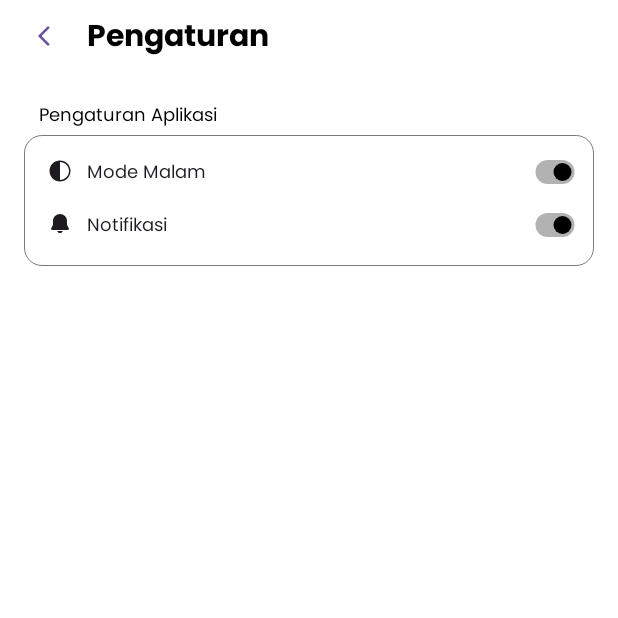
After one commit to memotions/android, an Android app built with Jetpack Compose: the composable SettingScreen shown on its own in the app's theme, on a phone screen of 412 x 824 dp, the top half of it. The commit adds this screen. Run offline under Robolectric (Android 15) with nearby library versions, the phone set to English and light mode, and no system bars; our stand-ins replace Dagger/Hilt's generated code.

Commit message:
feat: implement setting screen

```diff
--- a/app/src/main/java/com/memtionsandroid/memotions/ui/addjournal/AddJournalScreen.kt
+++ b/app/src/main/java/com/memtionsandroid/memotions/ui/addjournal/AddJournalScreen.kt
@@ -3,7 +3,6 @@ package com.memtionsandroid.memotions.ui.addjournal
 import androidx.compose.foundation.layout.Column
 import androidx.compose.foundation.layout.Spacer
 import androidx.compose.foundation.layout.fillMaxSize
-import androidx.compose.foundation.layout.imePadding
 import androidx.compose.foundation.rememberScrollState
 import androidx.compose.foundation.verticalScroll
 import androidx.compose.runtime.Composable
--- /dev/null
+++ b/app/src/main/java/com/memtionsandroid/memotions/ui/components/setting/AppBar.kt
@@ -0,0 +1,52 @@
+package com.memtionsandroid.memotions.ui.components.setting
+
+import androidx.compose.foundation.layout.Arrangement
+import androidx.compose.foundation.layout.Row
+import androidx.compose.foundation.layout.fillMaxWidth
+import androidx.compose.foundation.layout.size
+import androidx.compose.material3.Icon
+import androidx.compose.material3.Text
+import androidx.compose.material3.TextButton
+import androidx.compose.runtime.Composable
+import androidx.compose.ui.Alignment
+import androidx.compose.ui.Modifier
+import androidx.compose.ui.res.painterResource
+import androidx.compose.ui.text.TextStyle
+import androidx.compose.ui.text.font.FontWeight
+import androidx.compose.ui.unit.dp
+import androidx.compose.ui.unit.sp
+import com.memtionsandroid.memotions.R
+import com.memtionsandroid.memotions.ui.theme.Poppins
+
+@Composable
+fun AppBar(
+    title: String,
+    onBack: () -> Unit,
+) {
+    Row(
+        modifier = Modifier.fillMaxWidth(),
+        verticalAlignment = Alignment.CenterVertically,
+        horizontalArrangement = Arrangement.SpaceBetween
+    ) {
+        Row(
+            verticalAlignment = Alignment.CenterVertically,
+        ) {
+            TextButton(onClick = { onBack() }) {
+                Icon(
+                    painter = painterResource(id = R.drawable.ic_back),
+                    contentDescription = "Back Icon",
+                    modifier = Modifier.size(16.dp),
+                )
+            }
+
+            Text(
+                text = title,
+                style = TextStyle(
+                    fontSize = 20.sp,
+                    fontWeight = FontWeight.Bold,
+                    fontFamily = Poppins
+                ),
+            )
+        }
+    }
+}
--- /dev/null
+++ b/app/src/main/java/com/memtionsandroid/memotions/ui/components/setting/SettingSection.kt
@@ -0,0 +1,162 @@
+package com.memtionsandroid.memotions.ui.components.setting
+
+import androidx.compose.foundation.border
+import androidx.compose.foundation.layout.Arrangement
+import androidx.compose.foundation.layout.Column
+import androidx.compose.foundation.layout.Row
+import androidx.compose.foundation.layout.Spacer
+import androidx.compose.foundation.layout.fillMaxWidth
+import androidx.compose.foundation.layout.height
+import androidx.compose.foundation.layout.padding
+import androidx.compose.foundation.layout.size
+import androidx.compose.foundation.layout.width
+import androidx.compose.foundation.shape.RoundedCornerShape
+import androidx.compose.material3.CardDefaults
+import androidx.compose.material3.ElevatedCard
+import androidx.compose.material3.Icon
+import androidx.compose.material3.Switch
+import androidx.compose.material3.SwitchDefaults
+import androidx.compose.material3.Text
+import androidx.compose.runtime.Composable
+import androidx.compose.runtime.MutableState
+import androidx.compose.runtime.getValue
+import androidx.compose.runtime.mutableStateOf
+import androidx.compose.runtime.remember
+import androidx.compose.runtime.setValue
+import androidx.compose.ui.Modifier
+import androidx.compose.ui.draw.scale
+import androidx.compose.ui.graphics.Color
+import androidx.compose.ui.res.painterResource
+import androidx.compose.ui.text.TextStyle
+import androidx.compose.ui.tooling.preview.Preview
+import androidx.compose.ui.unit.dp
+import androidx.compose.ui.unit.sp
+import com.memtionsandroid.memotions.R
+import com.memtionsandroid.memotions.ui.theme.Poppins
+
+@Composable
+fun SettingSection(
+    title: String,
+    checkedDarkModeState: MutableState<Boolean>,
+    checkedNotificationState: MutableState<Boolean>,
+) {
+    Column(
+        modifier = Modifier
+            .padding(start = 16.dp, end = 16.dp, top = 0.dp, bottom = 16.dp)
+            .fillMaxWidth(),
+    ) {
+        Row(
+            modifier = Modifier.fillMaxWidth(),
+            horizontalArrangement = Arrangement.SpaceBetween
+        ) {
+            Text(
+                text = title,
+                style = TextStyle(
+                    fontFamily = Poppins,
+                    fontSize = 12.sp,
+                    color = Color.Black
+                ),
+                modifier = Modifier.padding(bottom = 5.dp, start = 10.dp)
+            )
+            Spacer(modifier = Modifier.weight(1f))
+        }
+
+        ElevatedCard(
+            elevation = CardDefaults.cardElevation(
+                defaultElevation = 0.dp
+            ),
+            shape = RoundedCornerShape(12.dp),
+            colors = CardDefaults.cardColors(containerColor = Color.White),
+            modifier = Modifier
+                .border(
+                    width = 0.4.dp,
+                    color = Color(0xFF7D7A78),
+                    shape = RoundedCornerShape(12.dp)
+                )
+        ) {
+            Column(
+                modifier = Modifier
+                    .padding(16.dp)
+                    .fillMaxWidth()
+            ) {
+                Row(
+                    modifier = Modifier.fillMaxWidth(),
+                    horizontalArrangement = Arrangement.SpaceBetween
+                ) {
+                    Row {
+                        Icon(
+                            painter = painterResource(id = R.drawable.ic_darkmode),
+                            contentDescription = "Darkmode Icon",
+                            modifier = Modifier.size(16.dp)
+                        )
+                        Spacer(modifier = Modifier.width(10.dp))
+                        Text(
+                            text = "Mode Malam",
+                            style = TextStyle(
+                                fontFamily = Poppins,
+                                fontSize = 12.sp,
+                            )
+                        )
+                        Spacer(modifier = Modifier.weight(1f))
+                        Switch(
+                            checked = checkedDarkModeState.value,
+                            onCheckedChange = {
+                                checkedDarkModeState.value = it
+                            },
+                            colors = SwitchDefaults.colors(
+                                checkedThumbColor = Color.Black,
+                                checkedTrackColor = Color.Black.copy(alpha = 0.3f),
+                                uncheckedThumbColor = Color.White,
+                                uncheckedTrackColor = Color.Black.copy(alpha = 0.3f),
+                            ),
+                            modifier = Modifier.scale(0.5f).size(20.dp).padding(bottom = 5.dp)
+                        )
+                    }
+                }
+                Spacer(modifier = Modifier.height(15.dp))
+                Row(
+                    modifier = Modifier.fillMaxWidth(),
+                    horizontalArrangement = Arrangement.SpaceBetween
+                ) {
+                    Row {
+                        Icon(
+                            painter = painterResource(id = R.drawable.ic_notification),
+                            contentDescription = "Darkmode Icon",
+                            modifier = Modifier.size(16.dp)
+                        )
+                        Spacer(modifier = Modifier.width(10.dp))
+                        Text(
+                            text = "Notifikasi",
+                            style = TextStyle(
+                                fontFamily = Poppins,
+                                fontSize = 12.sp,
+                            )
+                        )
+                        Spacer(modifier = Modifier.weight(1f))
+                        Switch(
+                            checked = checkedNotificationState.value,
+                            onCheckedChange = {
+                                checkedNotificationState.value = it
+                            },
+                            colors = SwitchDefaults.colors(
+                                checkedThumbColor = Color.Black,
+                                checkedTrackColor = Color.Black.copy(alpha = 0.3f),
+                                uncheckedThumbColor = Color.White,
+                                uncheckedTrackColor = Color.Black.copy(alpha = 0.3f),
+                            ),
+                            modifier = Modifier.scale(0.5f).size(20.dp).padding(bottom = 5.dp)
+                        )
+                    }
+                }
+            }
+        }
+    }
+}
+
+@Composable
+@Preview(showBackground = true)
+private fun DefaultPreview() {
+    val checkedDarkMode = remember { mutableStateOf(true) }
+    val checkedNotification = remember { mutableStateOf(true) }
+    SettingSection(title = "Pengaturan Aplikasi", checkedDarkMode, checkedNotification)
+}
--- /dev/null
+++ b/app/src/main/java/com/memtionsandroid/memotions/ui/setting/SettingScreen.kt
@@ -0,0 +1,47 @@
+package com.memtionsandroid.memotions.ui.setting
+
+import androidx.compose.foundation.layout.Column
+import androidx.compose.foundation.layout.Spacer
+import androidx.compose.foundation.layout.fillMaxSize
+import androidx.compose.foundation.layout.height
+import androidx.compose.foundation.verticalScroll
+import androidx.compose.runtime.Composable
+import androidx.compose.runtime.mutableStateOf
+import androidx.compose.runtime.remember
+import androidx.compose.ui.Alignment
+import androidx.compose.ui.Modifier
+import androidx.compose.ui.tooling.preview.Preview
+import androidx.compose.ui.unit.dp
+import androidx.hilt.navigation.compose.hiltViewModel
+import com.memtionsandroid.memotions.ui.components.setting.AppBar
+import com.memtionsandroid.memotions.ui.components.setting.SettingSection
+import com.memtionsandroid.memotions.ui.theme.MemotionsTheme
+
+@Composable
+fun SettingScreen(viewModel: SettingViewModel = hiltViewModel()) {
+    SettingScreenContent()
+}
+
+@Composable
+internal fun SettingScreenContent () {
+    val checkedDarkMode = remember { mutableStateOf(true) }
+    val checkedNotification = remember { mutableStateOf(true) }
+
+    Column(
+        modifier = Modifier
+            .fillMaxSize(),
+        horizontalAlignment = Alignment.CenterHorizontally
+    ) {
+        AppBar(title = "Pengaturan", onBack = {})
+        Spacer(modifier = Modifier.height(20.dp))
+        SettingSection(title = "Pengaturan Aplikasi", checkedDarkModeState = checkedDarkMode, checkedNotificationState = checkedNotification)
+    }
+}
+
+@Preview(showBackground = true)
+@Composable
+private fun DefaultPreview() {
+    MemotionsTheme {
+        SettingScreenContent()
+    }
+}
--- /dev/null
+++ b/app/src/main/java/com/memtionsandroid/memotions/ui/setting/SettingViewModel.kt
@@ -0,0 +1,12 @@
+package com.memtionsandroid.memotions.ui.setting
+
+import androidx.lifecycle.ViewModel
+import com.memtionsandroid.memotions.data.local.datastore.UserPreference
+import dagger.hilt.android.lifecycle.HiltViewModel
+import javax.inject.Inject
+
+@HiltViewModel
+class SettingViewModel @Inject constructor(
+    private val userPreference: UserPreference
+): ViewModel()  {
+}
--- a/app/src/main/java/com/memtionsandroid/memotions/ui/viewjournal/ViewJournalScreen.kt
+++ b/app/src/main/java/com/memtionsandroid/memotions/ui/viewjournal/ViewJournalScreen.kt
@@ -1,7 +1,6 @@
 package com.memtionsandroid.memotions.ui.viewjournal
 
 import androidx.compose.foundation.layout.Column
-import androidx.compose.foundation.layout.Spacer
 import androidx.compose.foundation.layout.fillMaxSize
 import androidx.compose.foundation.rememberScrollState
 import androidx.compose.foundation.shape.RoundedCornerShape
@@ -12,7 +11,6 @@ import androidx.compose.material3.rememberBottomSheetScaffoldState
 import androidx.compose.runtime.Composable
 import androidx.compose.runtime.mutableStateOf
 import androidx.compose.runtime.remember
-import androidx.compose.runtime.rememberCoroutineScope
 import androidx.compose.ui.Alignment
 import androidx.compose.ui.Modifier
 import androidx.compose.ui.graphics.Color
@@ -44,7 +42,7 @@ internal fun ViewJournalScreenContent(modifier: Modifier = Modifier) {
 
     BottomSheetScaffold(
         scaffoldState = scaffoldState,
-        sheetPeekHeight = 50.dp,
+        sheetPeekHeight = 85.dp,
         sheetContainerColor = Color(0xFF292828),
         sheetShape = RoundedCornerShape(topStart = 16.dp, topEnd = 16.dp),
         sheetContent = {
```
